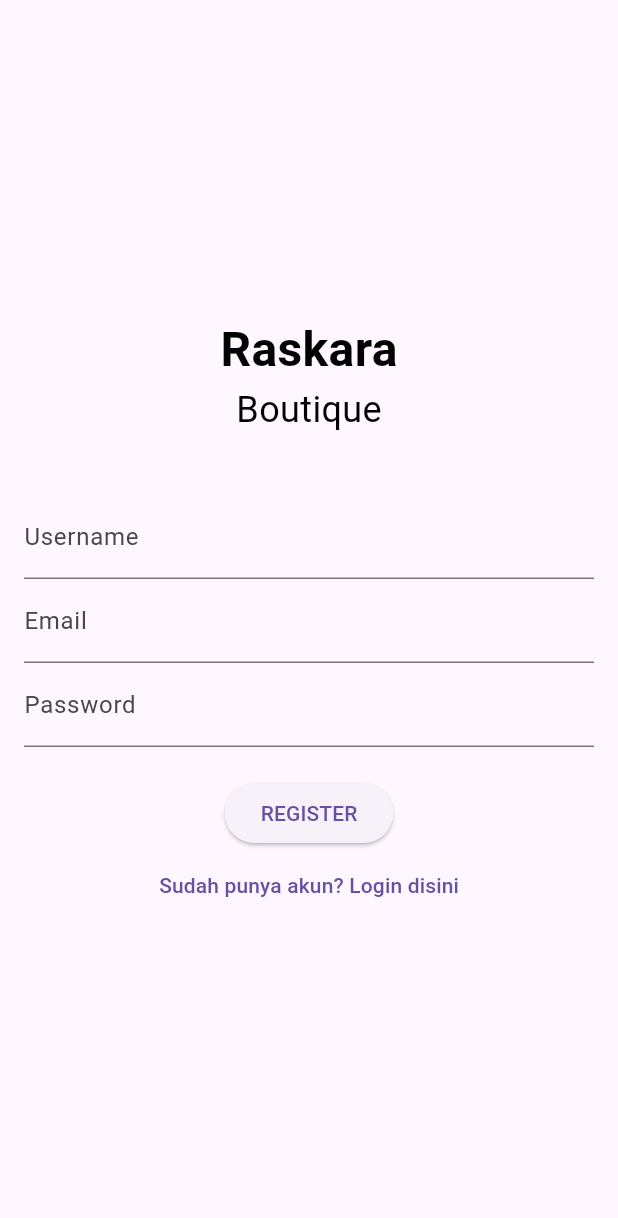
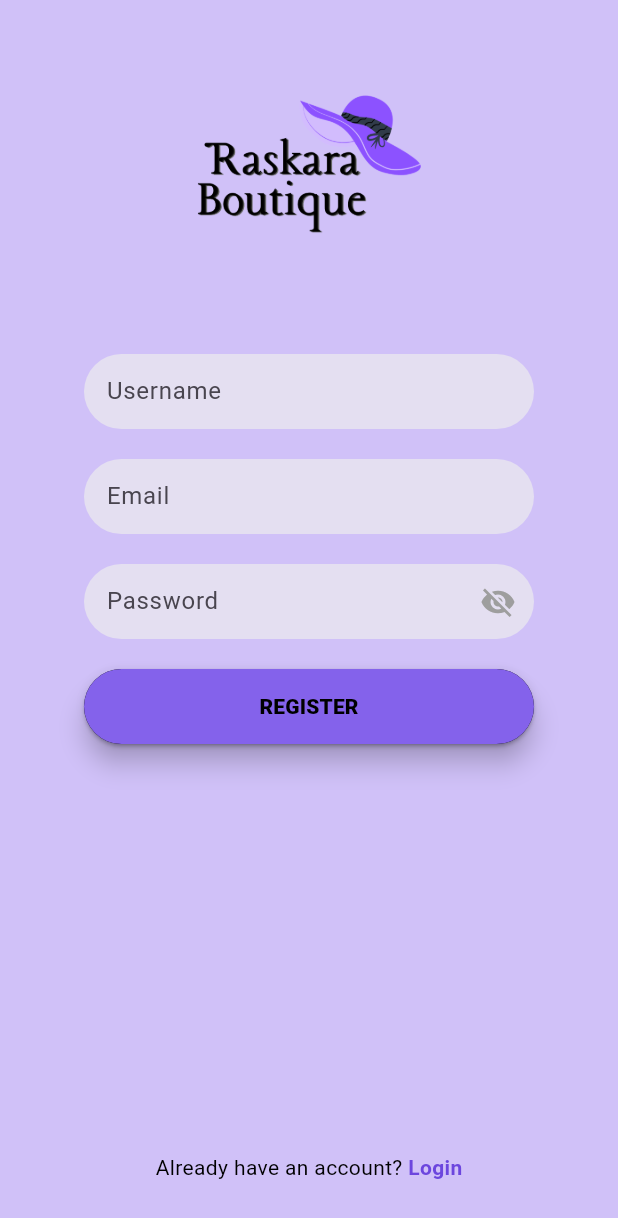
Before and after one commit to RafiHana/raskara_boutique, a Flutter app: the screen it shows after launch, after a tap on "Register", on a phone screen of 412 x 824 dp. Shown: the top 1218 px of the screen. Run offline on Flutter 3.47's test engine with Material 3 defaults, Android fonts, the light colour scheme and no system bars; our stand-ins replace cloud_firestore, csv, firebase_auth, firebase_core, fl_chart; accounts and stored records are empty.

Commit message:
fix register

```diff
--- a/lib/screens/login_screen.dart
+++ b/lib/screens/login_screen.dart
@@ -20,7 +20,7 @@ class _LoginScreenState extends State<LoginScreen> {
     final authService = Provider.of<AuthService>(context);
 
     return Scaffold(
-      backgroundColor: Color.fromARGB(255, 199, 180, 246),
+      backgroundColor: Color.fromARGB(255, 208, 193, 248),
       body: Padding(
         padding: const EdgeInsets.all(16.0),
         child: Column(
@@ -94,9 +94,13 @@ class _LoginScreenState extends State<LoginScreen> {
                         Container(
                           width: 300,
                           height: 50,
+                          child: Material(
+                            color: const Color.fromARGB(255, 0, 0, 0),
+                            elevation: 7.0,
+                            borderRadius: BorderRadius.circular(30),
                             child: ElevatedButton(
                               style: ElevatedButton.styleFrom(
-                              backgroundColor: const Color.fromARGB(255, 132, 98, 235),
+                                backgroundColor: const Color.fromARGB(255, 157, 126, 252),
                                 shape: RoundedRectangleBorder(
                                   borderRadius: BorderRadius.circular(30),
                                 ),
@@ -120,6 +124,7 @@ class _LoginScreenState extends State<LoginScreen> {
                                 style: TextStyle(
                                   fontWeight: FontWeight.w900,
                                   color: Colors.black,
+                                ),
                               ),
                             ),
                           ),
--- a/lib/screens/register_screen.dart
+++ b/lib/screens/register_screen.dart
@@ -3,69 +3,129 @@ import 'package:provider/provider.dart';
 import '../services/auth_service.dart';
 import 'login_screen.dart';
 
-class RegisterScreen extends StatelessWidget {
+class RegisterScreen extends StatefulWidget {
+  @override
+  _RegisterScreenState createState() => _RegisterScreenState();
+}
+
+class _RegisterScreenState extends State<RegisterScreen> {
   final _formKey = GlobalKey<FormState>();
   final _emailController = TextEditingController();
   final _passwordController = TextEditingController();
   final _usernameController = TextEditingController();
+  bool _isObscure = true;
 
   @override
   Widget build(BuildContext context) {
     final authService = Provider.of<AuthService>(context);
 
     return Scaffold(
+      backgroundColor: Color.fromARGB(255, 208, 193, 248),
       body: Padding(
         padding: const EdgeInsets.all(16.0),
         child: Column(
+          children: [
+            Expanded(
+              child: SingleChildScrollView(
+                child: Column(
                   mainAxisAlignment: MainAxisAlignment.center,
                   children: [
-            Text(
-              'Raskara',
-              style: TextStyle(
-                fontSize: 32,
-                fontWeight: FontWeight.bold,
-                color: Colors.black,
+                    Image.asset(
+                      'assets/images/Logo.png',
+                      width: 200,
+                      height: 200,
                     ),
-            ),
-            Text(
-              'Boutique',
-              style: TextStyle(
-                fontSize: 24,
-                color: Colors.black,
-              ),
-            ),
-            SizedBox(height: 40),
+                    SizedBox(height: 20),
                     Form(
                       key: _formKey,
                       child: Column(
                         children: [
-                  TextFormField(
+                          Container(
+                            width: 300,
+                            decoration: BoxDecoration(
+                              borderRadius: BorderRadius.circular(30),
+                              color: const Color.fromARGB(168, 238, 238, 238),
+                            ),
+                            child: TextFormField(
                               controller: _usernameController,
-                    decoration: InputDecoration(labelText: 'Username'),
+                              decoration: InputDecoration(
+                                labelText: 'Username',
+                                border: InputBorder.none,
+                                contentPadding: EdgeInsets.symmetric(horizontal: 15, vertical: 5),
+                              ),
                               validator: (value) {
                                 if (value!.isEmpty) return 'Username tidak boleh kosong';
                                 return null;
                               },
                             ),
-                  TextFormField(
+                          ),
+                          SizedBox(height: 20),
+                          Container(
+                            width: 300,
+                            decoration: BoxDecoration(
+                              borderRadius: BorderRadius.circular(30),
+                              color: const Color.fromARGB(168, 238, 238, 238),
+                            ),
+                            child: TextFormField(
                               controller: _emailController,
-                    decoration: InputDecoration(labelText: 'Email'),
+                              decoration: InputDecoration(
+                                labelText: 'Email',
+                                border: InputBorder.none,
+                                contentPadding: EdgeInsets.symmetric(horizontal: 15, vertical: 5),
+                              ),
                               validator: (value) {
                                 if (value!.isEmpty) return 'Email tidak boleh kosong';
                                 return null;
                               },
                             ),
-                  TextFormField(
+                          ),
+                          SizedBox(height: 20),
+                          Container(
+                            width: 300,
+                            decoration: BoxDecoration(
+                              borderRadius: BorderRadius.circular(30),
+                              color: const Color.fromARGB(168, 238, 238, 238),
+                            ),
+                            child: TextFormField(
                               controller: _passwordController,
-                    decoration: InputDecoration(labelText: 'Password'),
-                    obscureText: true,
+                              obscureText: _isObscure,
+                              decoration: InputDecoration(
+                                labelText: 'Password',
+                                border: InputBorder.none,
+                                contentPadding: EdgeInsets.symmetric(horizontal: 15, vertical: 5),
+                                suffixIcon: IconButton(
+                                  icon: Icon(
+                                    _isObscure ? Icons.visibility_off : Icons.visibility,
+                                    color: Colors.grey,
+                                  ),
+                                  onPressed: () {
+                                    setState(() {
+                                      _isObscure = !_isObscure;
+                                    });
+                                  },
+                                ),
+                              ),
                               validator: (value) {
                                 if (value!.isEmpty) return 'Password tidak boleh kosong';
                                 return null;
                               },
                             ),
+                          ),
                           SizedBox(height: 20),
-                  ElevatedButton(
+                          Container(
+                            width: 300,
+                            height: 50,
+                            child: Material(
+                              color: const Color.fromARGB(255, 0, 0, 0),
+                              elevation: 7.0,
+                              borderRadius: BorderRadius.circular(30),
+                              child: ElevatedButton(
+                                style: ElevatedButton.styleFrom(
+                                  backgroundColor: const Color.fromARGB(255, 132, 98, 235),
+                                  shape: RoundedRectangleBorder(
+                                    borderRadius: BorderRadius.circular(30),
+                                  ),
+                                ),
                                 onPressed: () async {
                                   if (_formKey.currentState!.validate()) {
                                     final user = await authService.register(
@@ -80,16 +140,15 @@ class RegisterScreen extends StatelessWidget {
                                     }
                                   }
                                 },
-                    child: Text('REGISTER'),
+                                child: Text(
+                                  'REGISTER',
+                                  style: TextStyle(
+                                    fontWeight: FontWeight.w900,
+                                    color: Colors.black,
                                   ),
-                  TextButton(
-                    onPressed: () {
-                      Navigator.push(
-                        context,
-                        MaterialPageRoute(builder: (context) => LoginScreen()),
-                      );
-                    },
-                    child: Text('Sudah punya akun? Login disini'),
+                                ),
+                              ),
+                            ),
                           ),
                         ],
                       ),
@@ -97,6 +156,35 @@ class RegisterScreen extends StatelessWidget {
                   ],
                 ),
               ),
+            ),
+            Row(
+              mainAxisAlignment: MainAxisAlignment.center,
+              children: [
+                Text(
+                  "Already have an account? ",
+                  style: TextStyle(color: Colors.black),
+                ),
+                GestureDetector(
+                  onTap: () {
+                    Navigator.push(
+                      context,
+                      MaterialPageRoute(builder: (context) => LoginScreen()),
+                    );
+                  },
+                  child: Text(
+                    "Login",
+                    style: TextStyle(
+                      color: const Color.fromARGB(255, 108, 70, 222),
+                      fontWeight: FontWeight.bold,
+                    ),
+                  ),
+                ),
+              ],
+            ),
+            SizedBox(height: 20),
+          ],
+        ),
+      ),
     );
   }
 }
--- a/lib/services/auth_service.dart
+++ b/lib/services/auth_service.dart
@@ -29,7 +29,6 @@ class AuthService {
     }
   }
 
-  // Logout
   Future<void> logout() async {
     await _auth.signOut();
   }
```
Lines whose indentation alone changed are shown as unchanged.
